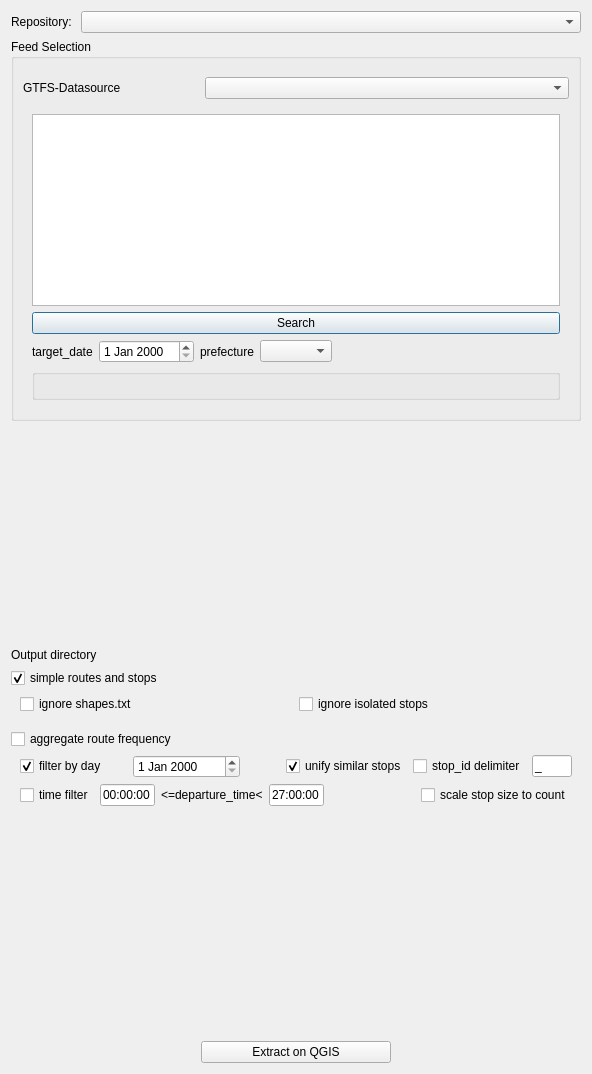
Above: gtfs_go_dialog_base.ui from MIERUNE/GTFS-GO before the change. Below: the same form after it.
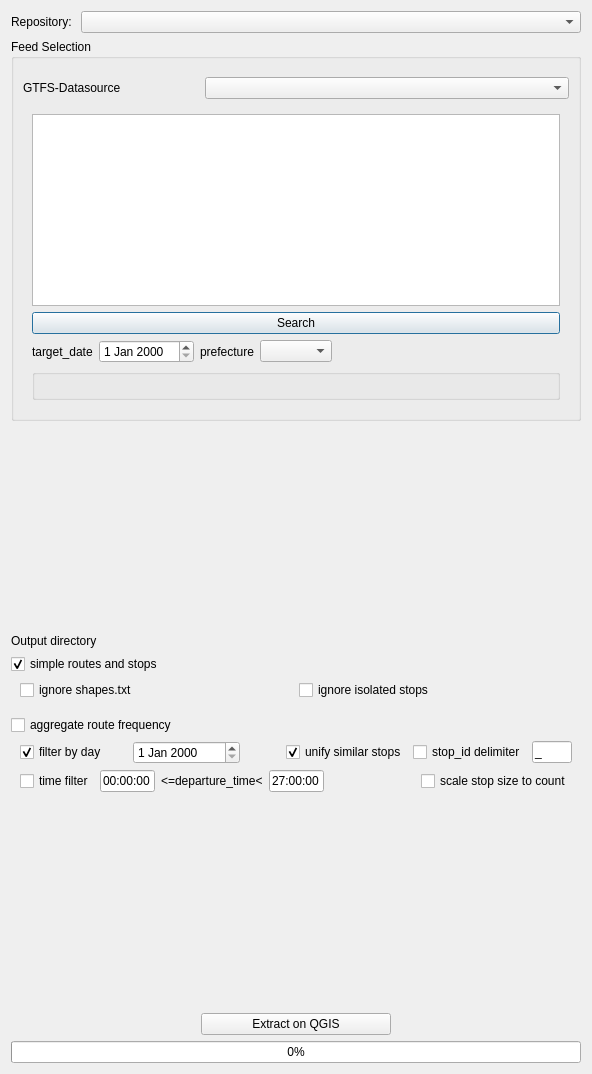
That is the form after the change. Icons and pictures are not drawn. Custom widgets are drawn as their Qt base class.

Commit message:
Add a progress bar to the main dialog
Progress is combined over feeds and their steps (downloading and each
algorithm) with QgsProcessingMultiStepFeedback. The algorithms also split
their progress into steps so it no longer restarts for each output. The
dialog now closes after all feeds are processed instead of after the first.

Claude-Session: https://claude.ai/code/session_01DPPunPW3eLYjA4yavSqSMh

The edit to the form file:
```diff
--- a/gtfs_go_dialog_base.ui
+++ b/gtfs_go_dialog_base.ui
@@ -555,6 +555,13 @@
      </item>
     </layout>
    </item>
+   <item>
+    <widget class="QProgressBar" name="progressBar">
+     <property name="value">
+      <number>0</number>
+     </property>
+    </widget>
+   </item>
   </layout>
  </widget>
  <customwidgets>
```
The commit also changes 4 other files.
